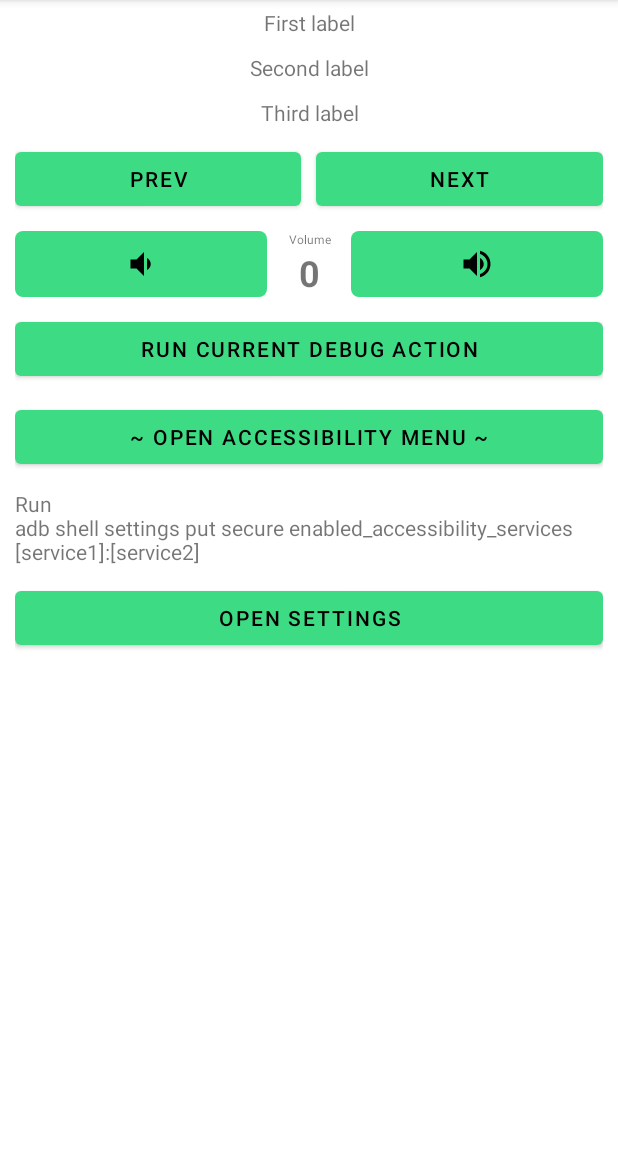
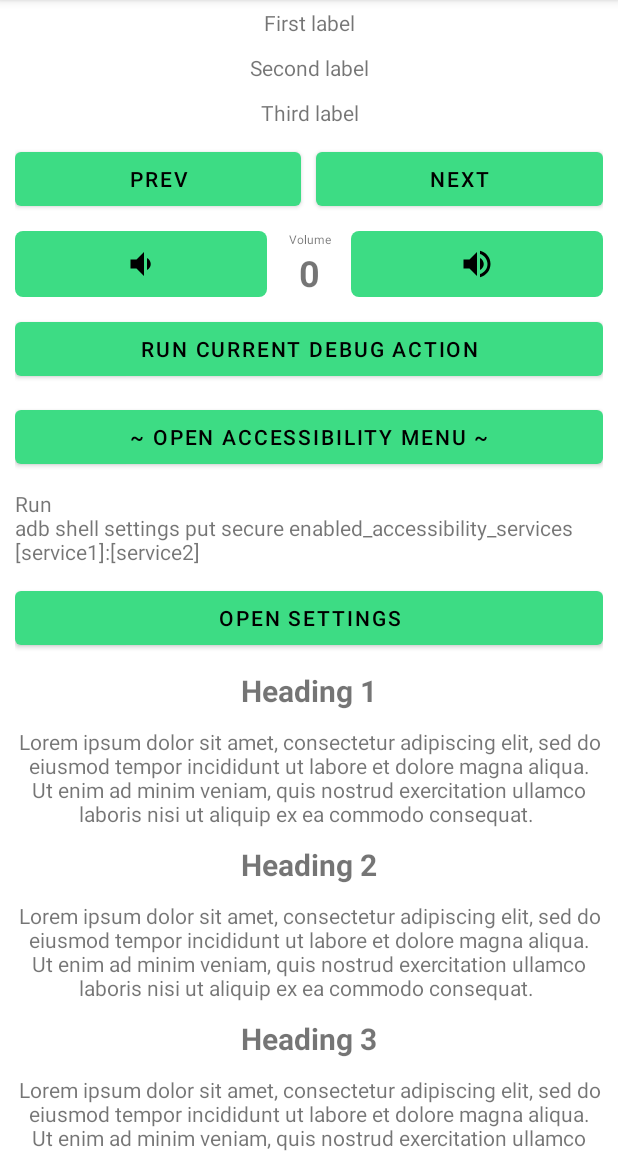
Before and after one commit to qbalsdon/accessibility_broadcast_dev, an Android app: the screen it shows after launch (MainActivity), on a phone screen of 412 x 824 dp, the part 84-1236 px from its top. Run offline under Robolectric (Android 15) with nearby library versions, the phone set to English and light mode, and no system bars.

Commit message:
update the service - renames a package to camel case, re-aligned the receiver actions according to what they do, rather than their intention. Adds some new features to selection for more fine grained control, like selection based on text and id

```diff
--- a/app/build.gradle
+++ b/app/build.gradle
@@ -8,7 +8,7 @@ android {
     buildToolsVersion "30.0.3"
 
     defaultConfig {
-        applicationId "com.balsdon.AccessibilityDeveloperService"
+        applicationId "com.balsdon.accessibilityDeveloperService"
         minSdkVersion 28
         targetSdkVersion 30
         versionCode 1
--- a/app/src/main/java/com/balsdon/accessibilityBroadcastService/DemoActivity.kt
+++ b/app/src/main/java/com/balsdon/accessibilityBroadcastService/DemoActivity.kt
@@ -1,4 +1,4 @@
-package com.balsdon.AccessibilityDeveloperService
+package com.balsdon.accessibilityDeveloperService
 
 import android.content.ComponentName
 import android.content.Context
@@ -12,7 +12,6 @@ import androidx.appcompat.widget.AppCompatImageButton
 import kotlinx.coroutines.*
 import java.math.BigDecimal
 import java.math.RoundingMode
-import kotlin.math.roundToInt
 
 const val ACCESSIBILITY_CONTROL_BROADCAST_ACTION = "com.balsdon.talkback.accessibility"
 
@@ -55,12 +54,12 @@ class MainActivity : AppCompatActivity() {
     }, null)
 
     private fun setUpButtons() {
-        navigateLeft.setOnClickListener {
-            broadcastAction(AccessibilityActionReceiver.ACTION_PREV)
+        swipeRight.setOnClickListener {
+            broadcastAction(AccessibilityActionReceiver.ACTION_SWIPE_RIGHT)
         }
 
-        navigateRight.setOnClickListener {
-            broadcastAction(AccessibilityActionReceiver.ACTION_NEXT)
+        swipeLeft.setOnClickListener {
+            broadcastAction(AccessibilityActionReceiver.ACTION_SWIPE_LEFT)
         }
 
         volumeUp.setOnClickListener {
@@ -75,11 +74,6 @@ class MainActivity : AppCompatActivity() {
 
         debugAction.setOnClickListener {
             broadcastAction(AccessibilityActionReceiver.ACTION_DEBUG)
-        }
-
-        //TODO: Fix this!
-        openMenu.setOnClickListener {
-            broadcastAction(AccessibilityActionReceiver.ACTION_MENU)
         }
 
         settingsButton.setOnClickListener {
@@ -102,8 +96,8 @@ class MainActivity : AppCompatActivity() {
             }
         }
 
-    private val navigateLeft: Button by lazy { findViewById(R.id.navigateLeft) }
-    private val navigateRight: Button by lazy { findViewById(R.id.navigateRight) }
+    private val swipeRight: Button by lazy { findViewById(R.id.swipeRight) }
+    private val swipeLeft: Button by lazy { findViewById(R.id.swipeLeft) }
     private val openMenu: Button by lazy { findViewById(R.id.openMenu) }
     private val debugAction: Button by lazy { findViewById(R.id.debugAction) }
     private val settingsButton: Button by lazy { findViewById(R.id.settingsButton) }
--- a/app/src/main/java/com/balsdon/AccessibilityDeveloperService/GestureAction.kt
+++ b/app/src/main/java/com/balsdon/accessibilityDeveloperService/GestureAction.kt
@@ -1,4 +1,4 @@
-package com.balsdon.AccessibilityDeveloperService
+package com.balsdon.accessibilityDeveloperService
 
 import android.accessibilityservice.GestureDescription
 import android.graphics.Path
--- a/app/src/main/res/layout/activity_main.xml
+++ b/app/src/main/res/layout/activity_main.xml
@@ -62,7 +62,7 @@
                 android:orientation="horizontal">
 
                 <Button
-                    android:id="@+id/navigateLeft"
+                    android:id="@+id/swipeLeft"
                     android:layout_width="0dp"
                     android:layout_height="wrap_content"
                     android:layout_weight="1"
@@ -73,7 +73,7 @@
                     android:layout_height="0dp" />
 
                 <Button
-                    android:id="@+id/navigateRight"
+                    android:id="@+id/swipeRight"
                     android:layout_width="0dp"
                     android:layout_height="wrap_content"
                     android:layout_weight="1"
@@ -161,7 +161,64 @@
                 android:layout_gravity="center_horizontal"
                 android:layout_marginVertical="5dp"
                 android:text="@string/button_action_open_settings" />
+
+            <TextView
+                android:id="@+id/heading1"
+                android:textSize="20sp"
+                android:textStyle="bold"
+                android:layout_width="match_parent"
+                android:layout_height="wrap_content"
+                android:layout_marginVertical="5dp"
+                android:gravity="center"
+                android:accessibilityHeading="true"
+                android:text="Heading 1" />
+
+            <TextView
+                android:layout_width="match_parent"
+                android:layout_height="wrap_content"
+                android:layout_marginVertical="5dp"
+                android:gravity="center"
+                android:text="Lorem ipsum dolor sit amet, consectetur adipiscing elit, sed do eiusmod tempor incididunt ut labore et dolore magna aliqua. Ut enim ad minim veniam, quis nostrud exercitation ullamco laboris nisi ut aliquip ex ea commodo consequat. " />
+
+            <TextView
+                android:id="@+id/heading2"
+                android:textSize="20sp"
+                android:textStyle="bold"
+                android:layout_width="match_parent"
+                android:layout_height="wrap_content"
+                android:layout_marginVertical="5dp"
+                android:gravity="center"
+                android:accessibilityHeading="true"
+                android:text="Heading 2" />
+
+            <TextView
+                android:layout_width="match_parent"
+                android:layout_height="wrap_content"
+                android:layout_marginVertical="5dp"
+                android:gravity="center"
+                android:text="Lorem ipsum dolor sit amet, consectetur adipiscing elit, sed do eiusmod tempor incididunt ut labore et dolore magna aliqua. Ut enim ad minim veniam, quis nostrud exercitation ullamco laboris nisi ut aliquip ex ea commodo consequat. " />
+
+            <TextView
+                android:id="@+id/heading3"
+                android:textSize="20sp"
+                android:textStyle="bold"
+                android:layout_width="match_parent"
+                android:layout_height="wrap_content"
+                android:layout_marginVertical="5dp"
+                android:gravity="center"
+                android:accessibilityHeading="true"
+                android:text="Heading 3" />
+
+            <TextView
+                android:layout_width="match_parent"
+                android:layout_height="wrap_content"
+                android:layout_marginVertical="5dp"
+                android:gravity="center"
+                android:text="Lorem ipsum dolor sit amet, consectetur adipiscing elit, sed do eiusmod tempor incididunt ut labore et dolore magna aliqua. Ut enim ad minim veniam, quis nostrud exercitation ullamco laboris nisi ut aliquip ex ea commodo consequat. " />
         </LinearLayout>
+
+
+
     </ScrollView>
 
 </LinearLayout>
--- a/app/src/main/res/xml/accessibility_service_config.xml
+++ b/app/src/main/res/xml/accessibility_service_config.xml
@@ -2,7 +2,7 @@
 <accessibility-service xmlns:android="http://schemas.android.com/apk/res/android"
     android:accessibilityFeedbackType="feedbackGeneric"
     android:accessibilityFlags=
-        "flagDefault|flagReportViewIds|flagRetrieveInteractiveWindows|flagRequestAccessibilityButton|flagEnableAccessibilityVolume|flagRequestTouchExplorationMode"
+        "flagDefault|flagReportViewIds|flagRetrieveInteractiveWindows|flagRequestAccessibilityButton|flagEnableAccessibilityVolume|flagRequestTouchExplorationMode|flagRequestMultiFingerGestures"
     android:accessibilityEventTypes="typeAllMask"
     android:canPerformGestures="true"
     android:canRetrieveWindowContent="true"
```
Also changed, not shown: app/src/main/AndroidManifest.xml (+4 -4 lines), app/src/main/java/com/balsdon/accessibilityBroadcastService/AccessibilityActionReceiver.kt (+96 -24 lines), app/src/main/java/com/balsdon/accessibilityDeveloperService/AccessibilityDeveloperService.kt (renamed from app/src/main/java/com/balsdon/AccessibilityDeveloperService/AccessibilityDeveloperService.kt, +78 -34 lines), 3 other files.
